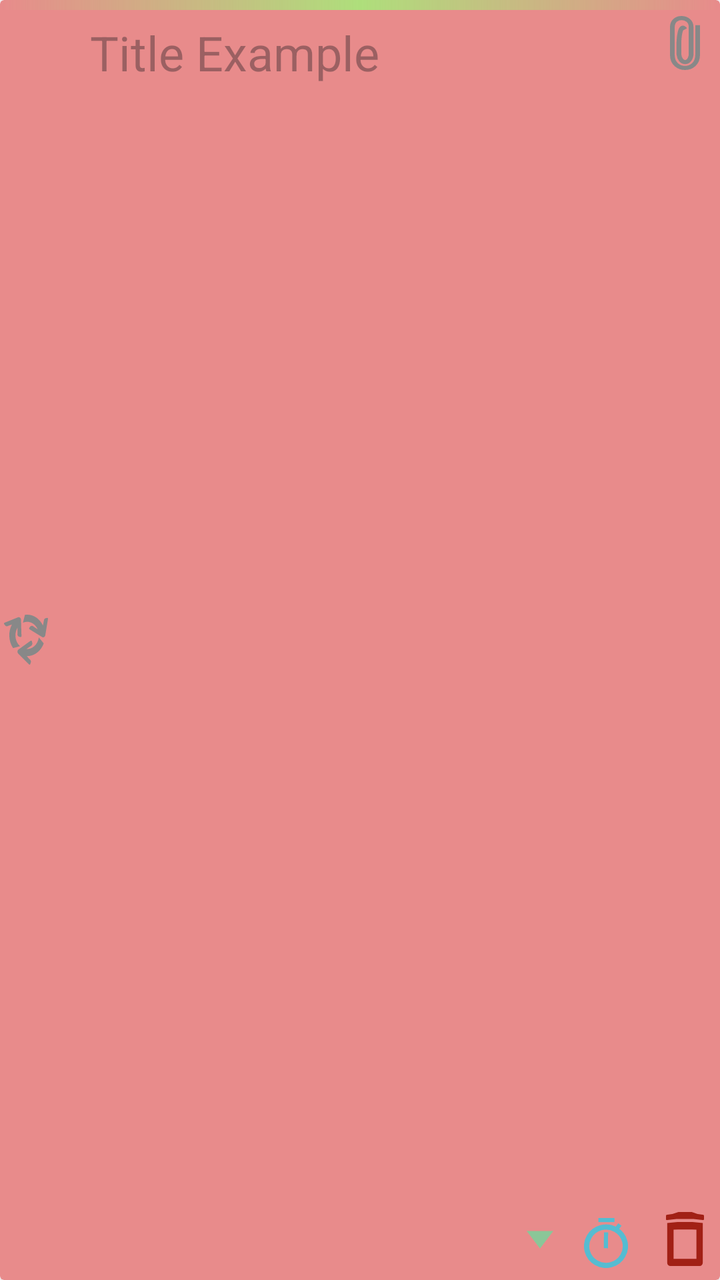
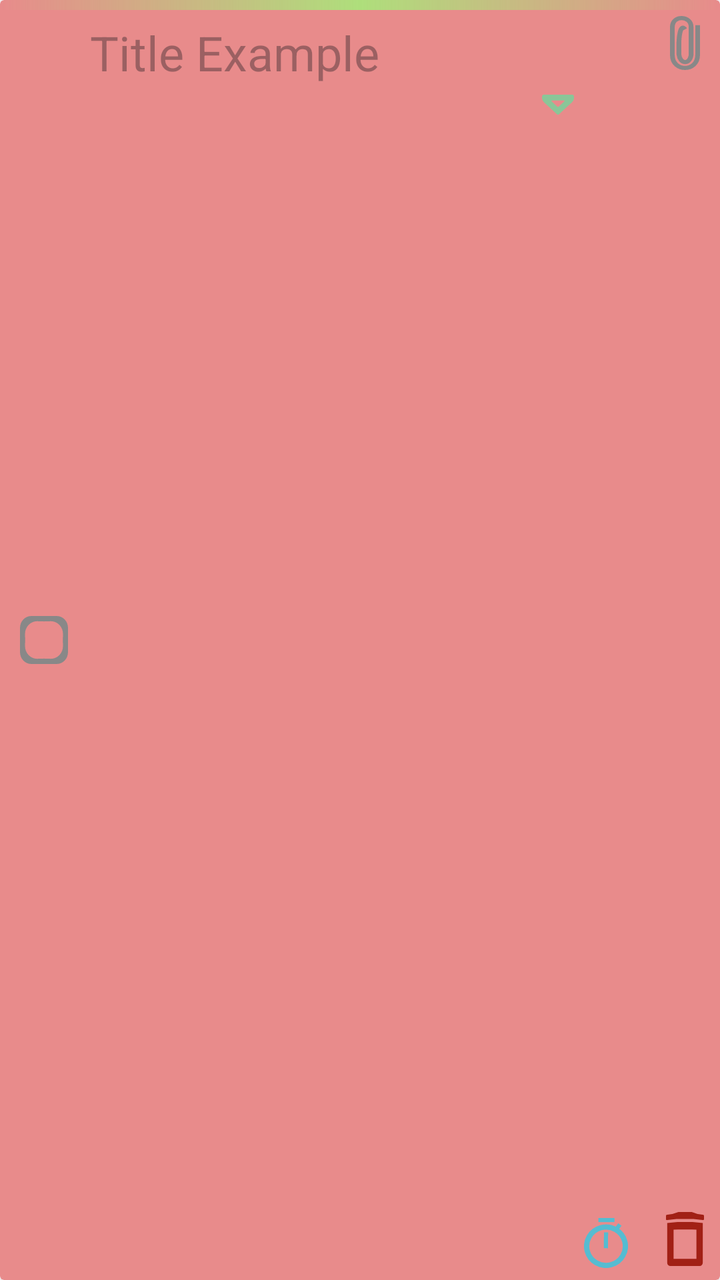

An Android layout rendered at two revisions. The XML below is the earlier revision; the diff shows what the commit changed to produce the second picture.
<!-- AndroidManifest.xml: application theme Theme.Kuai_Notes_Project -->
<!-- res/layout/recycler_tasks_list.xml -->
<?xml version="1.0" encoding="utf-8"?>
<androidx.cardview.widget.CardView xmlns:android="http://schemas.android.com/apk/res/android"
    android:id="@+id/Layout_Item"
    android:layout_width="match_parent"
    android:layout_height="wrap_content"
    xmlns:app="http://schemas.android.com/apk/res-auto"
    android:backgroundTint="@color/ex_red"
    android:outlineSpotShadowColor="@color/Light_medium_brown"
    android:outlineAmbientShadowColor="@color/transparent"
    android:layout_marginTop="10dp"
    android:layout_marginHorizontal="15dp"

    >
    <LinearLayout
        xmlns:app="http://schemas.android.com/apk/res-auto"
        app:cardCornerRadius="25dp"
        android:id="@+id/Layout_Global_Item"
        android:layout_width="match_parent"
        android:layout_height="wrap_content"
        android:paddingVertical="10dp"
        android:paddingHorizontal="15dp"
        android:requiresFadingEdge="horizontal"
        android:fadingEdge="horizontal"
        android:background="@drawable/rounded_layout_7dp"
        android:outlineSpotShadowColor="@color/light_brown_natural"
        android:outlineAmbientShadowColor="@color/transparent"
        android:fadingEdgeLength="20dp"
        android:orientation="vertical"
        >

        

        <TextView
            android:id="@+id/Text_Note_Title"
            android:layout_width="wrap_content"
            android:layout_height="wrap_content"
            android:layout_marginLeft="30dp"
            android:text=""
            android:hint="Title Example"
            android:textSize="24sp"
            android:textColor="@color/item_visualizer_title_text_color"
            android:textStyle="normal" />

    </LinearLayout>
    <LinearLayout
        android:id="@+id/Layout_Item_Options"
        android:layout_width="30dp"
        android:layout_height="match_parent"
        android:layout_gravity="end|top"
        android:layout_marginTop="0dp"
        android:layout_marginBottom="0dp"
        android:layout_marginRight="0dp"
        android:gravity="fill"
        android:orientation="vertical"
        >

        <FrameLayout
            android:id="@+id/Fl_Item_Pin"
            android:layout_width="15dp"
            android:layout_height="27dp"
            android:layout_gravity="top"
            android:layout_marginTop="8dp"
            android:layout_marginLeft="5dp"
            android:background="@drawable/clip_icon_1"
            android:longClickable="false"
            android:focusable="false"
            android:clickable="false"
            android:backgroundTint="@color/item_visualizer_icon_neutral_tint"
            />

        <Space
            android:layout_width="match_parent"
            android:layout_height="20dp"
            android:layout_weight="1"
            />

        <FrameLayout
            android:id="@+id/FL_Item_Delete"
            android:layout_width="19dp"
            android:layout_height="27dp"
            android:layout_gravity="bottom"
            android:background="@drawable/trash_can_icon_1"
            android:layout_marginBottom="7dp"
            android:layout_marginLeft="3dp"
            android:longClickable="false"
            android:focusable="false"
            android:clickable="false"
            android:backgroundTint="@color/red_bloody_1"
            />

    </LinearLayout>
    <LinearLayout
        android:id="@+id/Layout_Item_Options_Ghost"
        android:layout_width="32dp"
        android:layout_height="match_parent"
        android:layout_gravity="end|top"
        android:layout_marginTop="0dp"
        android:layout_marginBottom="0dp"
        android:layout_marginRight="4dp"
        android:gravity="fill"
        android:orientation="vertical"
        >

        <FrameLayout
            android:id="@+id/Fl_Item_Pin_Ghost"
            android:layout_width="30dp"
            android:layout_height="42dp"
            android:layout_weight="0"
            android:layout_gravity="top|right"
            android:background="@color/transparent"
            android:longClickable="false"
            android:focusable="false"
            android:clickable="false"
            />

        <Space
            android:layout_width="match_parent"
            android:layout_height="13dp"
            android:layout_weight="1"
            />


        <FrameLayout
            android:id="@+id/FL_Item_Delete_Ghost"
            android:layout_width="match_parent"
            android:layout_height="42dp"
            android:layout_weight="0"
            android:layout_gravity="bottom"
            android:background="@color/transparent"
            android:longClickable="false"
            android:focusable="false"
            android:clickable="false"
            />

    </LinearLayout>

    <LinearLayout
        android:id="@+id/Layout_Reminder"
        android:layout_width="32dp"
        android:layout_height="match_parent"
        android:layout_gravity="end|bottom"
        android:layout_marginTop="0dp"
        android:layout_marginRight="38dp"
        android:layout_marginBottom="0dp"
        android:gravity="bottom"
        android:orientation="vertical">


        <FrameLayout
            android:id="@+id/Fl_Reminder"
            android:layout_width="22dp"
            android:layout_height="25dp"
            android:layout_gravity="bottom"
            android:layout_marginLeft="2dp"
            android:layout_marginBottom="6dp"
            android:background="@drawable/timer_icon_1"
            android:backgroundTint="@color/item_visualizer_icon_reminder_tint"
            android:clickable="false"
            android:focusable="false"
            android:longClickable="false" />
    </LinearLayout>
    <LinearLayout
        android:id="@+id/Layout_Option_Reminder_Ghost"
        android:layout_width="32dp"
        android:layout_height="match_parent"
        android:layout_gravity="end|bottom"
        android:layout_marginTop="0dp"
        android:layout_marginRight="38dp"
        android:layout_marginBottom="0dp"
        android:gravity="bottom"
        android:orientation="vertical">


        <FrameLayout
            android:id="@+id/Fl_Reminder_Ghost"
            android:layout_width="match_parent"
            android:layout_height="42dp"
            android:layout_gravity="bottom"
            android:layout_marginBottom="0dp"
            android:clickable="false"
            android:focusable="false"
            android:longClickable="false" />
    </LinearLayout>
    <LinearLayout
        android:id="@+id/Layout_Unfold_Option"
        android:layout_width="32dp"
        android:layout_height="match_parent"
        android:layout_gravity="end|bottom"
        android:layout_marginTop="0dp"
        android:layout_marginRight="74dp"
        android:layout_marginBottom="0dp"
        android:gravity="bottom"
        android:orientation="vertical">


        <FrameLayout
            android:id="@+id/Fl_Unfold"
            android:layout_width="match_parent"
            android:layout_height="42dp"
            android:layout_gravity="bottom"
            android:layout_marginBottom="0dp"
            android:clickable="false"
            android:focusable="false"
            android:background="@drawable/down_drop"
            android:backgroundTint="@color/ex_green"
            android:longClickable="false" />
    </LinearLayout>
    <FrameLayout
        android:id="@+id/FrameLayout_Pin_Icon"
        android:layout_width="10dp"
        android:layout_height="16dp"
        android:layout_gravity="end"
        android:layout_marginTop="3dp"
        android:layout_marginEnd="6dp"
        android:background="@drawable/clip_icon_1"
        android:backgroundTint="@color/ex_orange"
        android:visibility="gone"
        >

    </FrameLayout>
    <FrameLayout
        android:id="@+id/Fl_Reminder_Activated"
        android:layout_width="13dp"
        android:layout_height="15dp"
        android:layout_gravity="end|bottom"
        android:layout_marginBottom="3dp"
        android:layout_marginEnd="6dp"
        android:background="@drawable/timer_icon_1"
        android:backgroundTint="@color/item_visualizer_icon_reminder_tint"
        android:visibility="gone"
        android:longClickable="false"
        >
    </FrameLayout>
    <LinearLayout
        android:id="@+id/Layout_Completed_Mark_Ghost"
        android:layout_width="32dp"
        android:layout_height="match_parent"
        android:layout_gravity="start|top"
        android:layout_marginTop="0dp"
        android:layout_marginRight="38dp"
        android:layout_marginBottom="0dp"
        android:gravity="center_vertical"
        android:orientation="vertical">


        <FrameLayout
            android:id="@+id/Fl_Completed_Mark_Ghost"
            android:layout_width="match_parent"
            android:layout_height="42dp"
            android:layout_gravity="top"
            android:layout_marginBottom="0dp"
            android:clickable="false"
            android:focusable="false"
            android:longClickable="false" />
    </LinearLayout>
    <LinearLayout
        android:id="@+id/Layout_Completed_Mark"
        android:layout_width="32dp"
        android:layout_height="match_parent"
        android:layout_gravity="start|top"
        android:layout_marginTop="0dp"
        android:layout_marginRight="38dp"
        android:layout_marginBottom="0dp"
        android:gravity="center_vertical"
        android:orientation="vertical">


        <FrameLayout
            android:id="@+id/Fl_Completed_Mark"
            android:layout_width="22dp"
            android:layout_height="25dp"
            android:layout_gravity="top"
            android:layout_marginLeft="2dp"
            android:layout_marginBottom="0dp"
            android:background="@drawable/recycler_logo_icon_4"
            android:backgroundTint="@color/item_visualizer_icon_neutral_tint"
            android:clickable="false"
            android:focusable="false"
            android:longClickable="false" />
    </LinearLayout>
    <LinearLayout
        android:id="@+id/Layout_Upper_Line"
        android:layout_width="match_parent"
        android:layout_height="5dp"
        android:layout_gravity="top"
        android:layout_marginTop="0dp"
        android:gravity="center_vertical"
        android:background="@drawable/task_main_upper_line"
        android:orientation="vertical">

    </LinearLayout>


</androidx.cardview.widget.CardView>
<!-- resources referenced by this layout -->
<resources>
  <color name="Light_medium_brown">#A28F7E</color>
  <color name="ex_green">#FF8AC698</color>
  <color name="ex_orange">#FFF4B183</color>
  <color name="ex_red">#FFE88B8B</color>
  <color name="item_visualizer_icon_neutral_tint">#888888</color>
  <color name="item_visualizer_icon_reminder_tint">#55BCD1</color>
  <color name="item_visualizer_title_text_color">#616161</color>
  <color name="light_brown_natural">#FFCEB7A1</color>
  <color name="red_bloody_1">#FFA12015</color>
  <color name="transparent">#008F8F8F</color>
  <!-- drawable down_drop (drawable) -->
  <vector xmlns:android="http://schemas.android.com/apk/res/android" android:height="24dp" android:tint="#FFFFFF" android:viewportHeight="960" android:viewportWidth="960" android:width="24dp">
        
      <path android:fillColor="@android:color/white" android:pathData="M480,600L280,400L680,400L480,600Z"/>
      
  </vector>
  <!-- drawable recycler_logo_icon_4: vector/xml drawable (drawable, 2132 chars, omitted) -->
  <!-- drawable rounded_layout_7dp (drawable) -->
  <?xml version="1.0" encoding="utf-8"?>
  <shape xmlns:android="http://schemas.android.com/apk/res/android">
      <corners android:radius="7dp"></corners>
      <solid android:color="@color/transparent"></solid>
  
  </shape>
  <!-- drawable task_main_upper_line (drawable) -->
  <?xml version="1.0" encoding="utf-8"?>
  <shape xmlns:android="http://schemas.android.com/apk/res/android">
      <solid android:color="@color/ex_yellow"></solid>
      <gradient
          android:startColor="@color/transparent"
          android:centerColor="@color/green_nai_cha"
          android:endColor="@color/transparent"
          >
  
      </gradient>
  
  </shape>
  <style name="Theme.Kuai_Notes_Project" parent="Base.Theme.Kuai_Notes_Project">
  
          
  
          <item name="android:navigationBarColor">#BFFBE4CC</item>
  
          
  
  
  
  
  
  
  
      </style>
  <color name="ex_yellow">#FFF3E79B</color>
  <color name="green_nai_cha">#aede7b</color>
  <color name="color_primary">#9E9E9E</color>
  <color name="white_bamboo">#FFF1EBE1</color>
  <color name="green_dark_cha">#7baf40</color>
  <color name="white_softy_1">#FFF7F2F7</color>
  <color name="gray_light_2">#FF888B8E</color>
  <color name="white">#FFFFFFFF</color>
  <color name="teal_200">#FF03DAC5</color>
  <color name="teal_700">#FF018786</color>
  <color name="black">#FF000000</color>
  <color name="light_brown_natural_trans">#BFCEB7A1</color>
  <!-- unchanged entries left out for length: 4 -->
</resources>

<!-- the commit's change to res/layout/recycler_tasks_list.xml (unified diff, before → after) -->
@@ -20,7 +20,7 @@
         android:paddingVertical="10dp"
         android:paddingHorizontal="15dp"
         android:requiresFadingEdge="horizontal"
-        android:fadingEdge="horizontal"
+        android:fadingEdge="vertical"
         android:background="@drawable/rounded_layout_7dp"
         android:outlineSpotShadowColor="@color/light_brown_natural"
         android:outlineAmbientShadowColor="@color/transparent"
@@ -40,6 +40,19 @@
             android:textSize="24sp"
             android:textColor="@color/item_visualizer_title_text_color"
             android:textStyle="normal" />
+        <FrameLayout
+            android:id="@+id/Fl_Unfold"
+            android:layout_width="16dp"
+            android:layout_height="10dp"
+            android:layout_gravity="bottom|right"
+            android:layout_marginRight="58dp"
+            android:layout_marginTop="5dp"
+            android:layout_marginBottom="0dp"
+            android:clickable="false"
+            android:focusable="false"
+            android:background="@drawable/icon_desplegar_test_5"
+            android:backgroundTint="@color/ex_green"
+            android:longClickable="false" />
 
     </LinearLayout>
     <LinearLayout
@@ -190,11 +203,12 @@
         android:layout_marginRight="74dp"
         android:layout_marginBottom="0dp"
         android:gravity="bottom"
-        android:orientation="vertical">
-
-
-        <FrameLayout
-            android:id="@+id/Fl_Unfold"
+        android:visibility="gone"
+        android:orientation="vertical">
+
+
+        <FrameLayout
+            android:id="@+id/Fl_Unfold_2"
             android:layout_width="match_parent"
             android:layout_height="42dp"
             android:layout_gravity="bottom"
@@ -233,7 +247,7 @@
     </FrameLayout>
     <LinearLayout
         android:id="@+id/Layout_Completed_Mark_Ghost"
-        android:layout_width="32dp"
+        android:layout_width="36dp"
         android:layout_height="match_parent"
         android:layout_gravity="start|top"
         android:layout_marginTop="0dp"
@@ -255,7 +269,7 @@
     </LinearLayout>
     <LinearLayout
         android:id="@+id/Layout_Completed_Mark"
-        android:layout_width="32dp"
+        android:layout_width="36dp"
         android:layout_height="match_parent"
         android:layout_gravity="start|top"
         android:layout_marginTop="0dp"
@@ -267,12 +281,12 @@
 
         <FrameLayout
             android:id="@+id/Fl_Completed_Mark"
-            android:layout_width="22dp"
-            android:layout_height="25dp"
+            android:layout_width="24dp"
+            android:layout_height="24dp"
             android:layout_gravity="top"
-            android:layout_marginLeft="2dp"
-            android:layout_marginBottom="0dp"
-            android:background="@drawable/recycler_logo_icon_4"
+            android:layout_marginLeft="10dp"
+            android:layout_marginBottom="0dp"
+            android:background="@drawable/icon_complete_task_test_4"
             android:backgroundTint="@color/item_visualizer_icon_neutral_tint"
             android:clickable="false"
             android:focusable="false"
<!-- resource entries referenced after the edit -->
@@ -16,7 +16,28 @@
       <path android:fillColor="@android:color/white" android:pathData="M480,600L280,400L680,400L480,600Z"/>
       
   </vector>
-  <!-- drawable recycler_logo_icon_4: vector/xml drawable (drawable, 2132 chars, omitted) -->
+  <!-- drawable icon_complete_task_test_4 (drawable) -->
+  <vector xmlns:android="http://schemas.android.com/apk/res/android"
+      android:width="93.502dp"
+      android:height="88.943dp"
+      android:viewportWidth="93.502"
+      android:viewportHeight="88.943">
+    <path
+        android:fillColor="#FF000000"
+        android:pathData="M0,22L0,66.943a22,22 45,0 0,22 22h49.502a22,22 135,0 0,22 -22L93.502,22a22,22 45,0 0,-22 -22L22,0a22,22 135,0 0,-22 22zM33.99,9.701 L46.751,10.058 59.512,9.701a23.594,23.594 45.052,0 1,24.245 24.288l-0.313,10.483 0.313,10.483A23.594,23.594 134.948,0 1,59.512 79.243L46.751,78.885 33.99,79.243A23.594,23.594 45.052,0 1,9.746 54.954L10.058,44.472 9.746,33.989A23.594,23.594 134.948,0 1,33.99 9.701Z"
+        android:strokeLineCap="square"/>
+  </vector>
+  <!-- drawable icon_desplegar_test_5 (drawable) -->
+  <vector xmlns:android="http://schemas.android.com/apk/res/android"
+      android:width="93.95dp"
+      android:height="57.269dp"
+      android:viewportWidth="93.95"
+      android:viewportHeight="57.269">
+    <path
+        android:fillColor="#FF000000"
+        android:pathData="M0.645,3.485 L0.463,4.278A18.234,18.234 57.106,0 0,6.033 21.909L44.057,56.149a4.36,4.36 45,0 0,5.835 0L87.917,21.909A18.234,18.234 86.134,0 0,93.487 4.278L93.305,3.485A4.49,4.49 92.779,0 0,88.93 -0L5.02,-0A4.49,4.49 50.462,0 0,0.645 3.485ZM28.925,16.902l35.78,0a1.351,1.351 128.453,0 1,0.904 2.354L49.025,34.188a3.064,3.064 45,0 1,-4.1 0L28.104,19.042a1.228,1.228 104.787,0 1,0.822 -2.14z"
+        android:strokeLineCap="square"/>
+  </vector>
   <!-- drawable rounded_layout_7dp (drawable) -->
   <?xml version="1.0" encoding="utf-8"?>
   <shape xmlns:android="http://schemas.android.com/apk/res/android">
